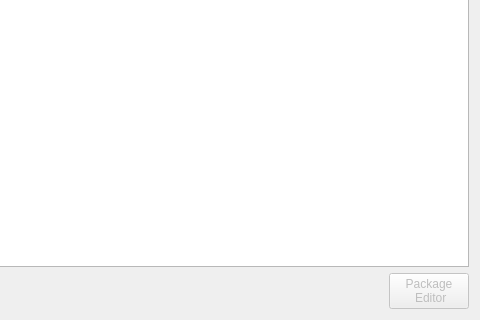
First picture: the form in data/organizations.ui, repository SumoLogic/sumologictoolbox, before the edit; both pictures show x 816 to 1296 and y 458 to 778 of the 1296 by 778 pixel window.
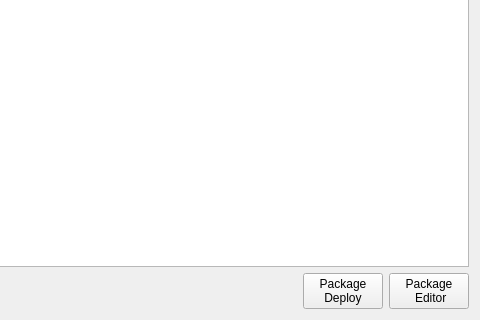
Second picture: the form after the edit.

Commit message: Fixed Scheduled search copy bug. Also much (incomplete) work on packages.

```diff
--- a/data/organizations.ui
+++ b/data/organizations.ui
@@ -139,10 +139,18 @@
        </property>
       </spacer>
      </item>
+     <item>
+      <widget class="QPushButton" name="pushButtonPackageDeploy">
+       <property name="text">
+        <string>Package
+Deploy</string>
+       </property>
+      </widget>
+     </item>
      <item>
       <widget class="QPushButton" name="pushButtonPackageEditor">
        <property name="enabled">
-        <bool>false</bool>
+        <bool>true</bool>
        </property>
        <property name="sizePolicy">
         <sizepolicy hsizetype="Preferred" vsizetype="Preferred">
```
The commit also changes 32 other files.
